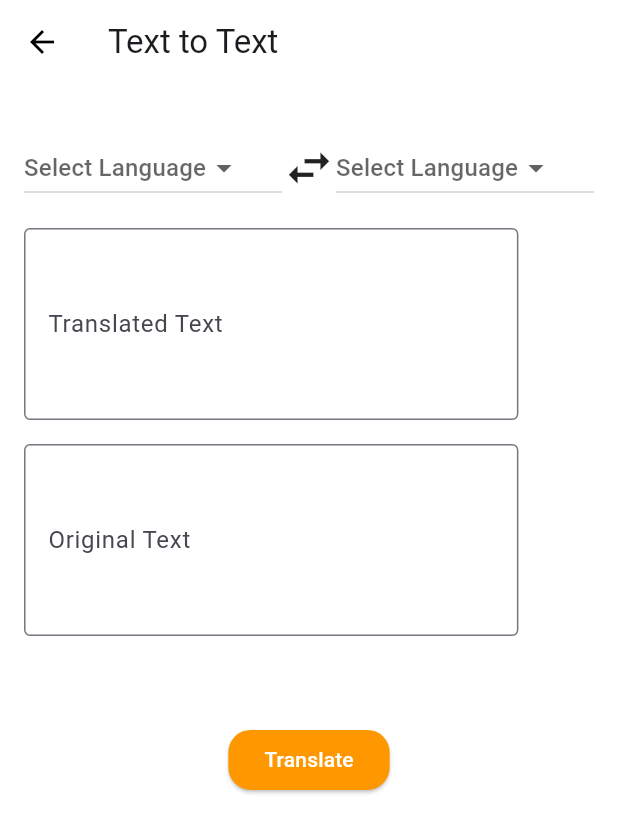
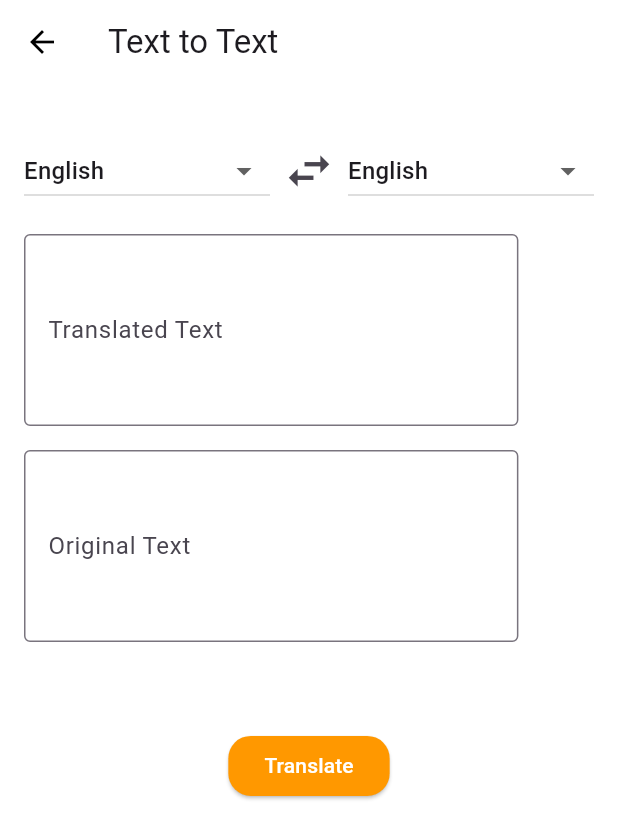
Before and after one commit to ArvindRoshaan/project-language-tech-frontend, a Flutter app: the screen it shows after launch, after a tap on "Text to Text", on a phone screen of 412 x 824 dp. Shown: the top 839 px of the screen. Run offline on Flutter 3.47's test engine with Material 3 defaults, Android fonts, the light colour scheme and no system bars; our stand-ins replace audioplayers, permission_handler; missing offline and left inert: flutter_sound.

Commit message:
Dropdowns Issue Solved

```diff
--- a/lib/main.dart
+++ b/lib/main.dart
@@ -20,7 +20,7 @@ class MyApp extends StatelessWidget {
       home: HomePage(),
       routes: {
         '/speech': (context) => RecordAudio(),
-        '/text': (context) => text(),
+        '/text': (context) => TextPage(),
         '/image': (context) => image(),
       },
     );
@@ -472,7 +472,7 @@ class RecordAudio extends StatefulWidget {
 
 class _RecordAudioState extends State<RecordAudio> {
   String selectedLanguage1 = 'English'; // Initial value
-  String selectedLanguage2 = 'Spanish'; // Initial value
+  String selectedLanguage2 = 'Lambani'; // Initial value
   final _recorder = FlutterSoundRecorder();
   bool _isRecording = false;
   late final String _recordedFilePath;
@@ -550,7 +550,7 @@ class _RecordAudioState extends State<RecordAudio> {
                   Expanded(
                     child: DropdownButton<String>(
                       value: selectedLanguage1,
-                      items: ['English', 'Spanish', 'French']
+                      items: ['English', 'Lambani', 'Soliga', 'Kui', 'Mundri']
                           .map((String value) => DropdownMenuItem<String>(
                                 value: value,
                                 child: Text(value),
@@ -568,7 +568,7 @@ class _RecordAudioState extends State<RecordAudio> {
                   Expanded(
                     child: DropdownButton<String>(
                       value: selectedLanguage2,
-                      items: ['English', 'Spanish', 'French']
+                      items: ['English', 'Lambani', 'Soliga', 'Kui', 'Mundri']
                           .map((String value) => DropdownMenuItem<String>(
                                 value: value,
                                 child: Text(value),
@@ -688,7 +688,15 @@ class _RecordAudioState extends State<RecordAudio> {
   }
 }
 
-class text extends StatelessWidget {
+class TextPage extends StatefulWidget {
+  @override
+  _TextPageState createState() => _TextPageState();
+}
+
+class _TextPageState extends State<TextPage> {
+  String selectedLanguage1 = 'English';
+  String selectedLanguage2 = 'English';
+
   @override
   Widget build(BuildContext context) {
     return Scaffold(
@@ -710,6 +718,7 @@ class text extends StatelessWidget {
                   // Dropdown 1
                   Expanded(
                     child: DropdownButton<String>(
+                      value: selectedLanguage1,
                       items: ['English', 'Lambani', 'Soliga', 'Kui', 'Mundri']
                           .map((String value) => DropdownMenuItem<String>(
                                 value: value,
@@ -717,16 +726,29 @@ class text extends StatelessWidget {
                               ))
                           .toList(),
                       onChanged: (String? value) {
-                        // Handle dropdown change
+                        setState(() {
+                          selectedLanguage1 = value!;
+                        });
                       },
-                      hint: Text('Select Language'),
+                      hint: Text('Select Language 1'),
                     ),
                   ),
                   // Icon
-                  Icon(Icons.swap_horiz, size: 36),
+                  IconButton(
+                    icon: Icon(Icons.swap_horiz, size: 36),
+                    onPressed: () {
+                      // Handle swap button click
+                      setState(() {
+                        final temp = selectedLanguage1;
+                        selectedLanguage1 = selectedLanguage2;
+                        selectedLanguage2 = temp;
+                      });
+                    },
+                  ),
                   // Dropdown 2
                   Expanded(
                     child: DropdownButton<String>(
+                      value: selectedLanguage2,
                       items: ['English', 'Lambani', 'Soliga', 'Kui', 'Mundri']
                           .map((String value) => DropdownMenuItem<String>(
                                 value: value,
@@ -734,9 +756,11 @@ class text extends StatelessWidget {
                               ))
                           .toList(),
                       onChanged: (String? value) {
-                        // Handle dropdown change
+                        setState(() {
+                          selectedLanguage2 = value!;
+                        });
                       },
-                      hint: Text('Select Language'),
+                      hint: Text('Select Language 2'),
                     ),
                   ),
                 ],
```
